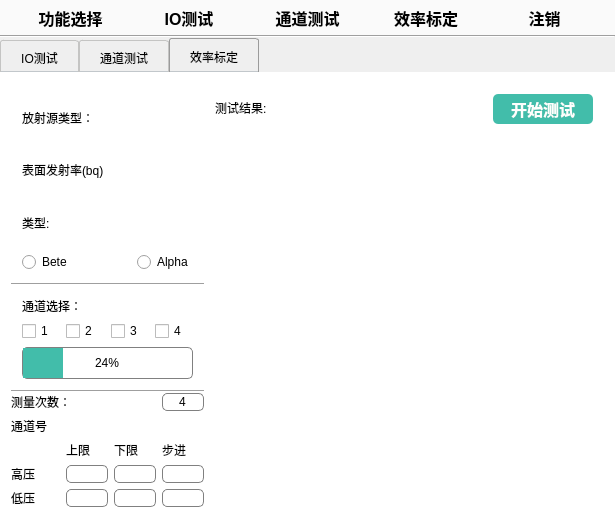
First picture: the form in Demo/desystemtestwidget.ui, repository 13438120136/XDemo, before the edit.
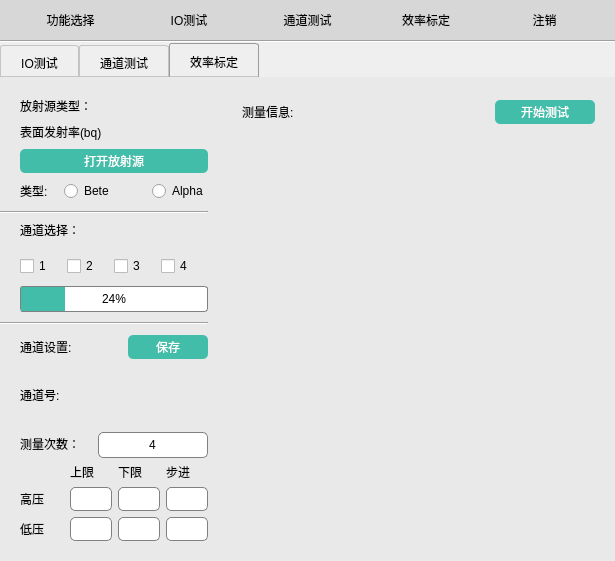
Second picture: the form after the edit. The open tabs and pages were chosen to show the change. Icons and pictures are not drawn. Custom widgets are drawn as their Qt base class.

Commit message: 对测试界面调整

What changed in the file:
```diff
--- a/Demo/desystemtestwidget.ui
+++ b/Demo/desystemtestwidget.ui
@@ -7,7 +7,7 @@
     <x>0</x>
     <y>0</y>
     <width>615</width>
-    <height>518</height>
+    <height>544</height>
    </rect>
   </property>
   <property name="windowTitle">
@@ -16,60 +16,55 @@
   <property name="styleSheet">
    <string notr="true">QTabWidget::pane
 {   
-	background-color: rgb(255, 255, 255);
+	background-color: #E9E9E9;
     border: 0px;
 }
 
+QGroupBox
+{
+   border:none;
+}
+
 QLabel
 {
-   font:14px &quot;微软雅黑&quot;;
-   color: #000000;
+font:  12px &quot;微软雅黑&quot;;
+}
+
+QPushButton[flat=&quot;true&quot;]
+{
+     font: 14px &quot;微软雅黑&quot;;
+     border: none;
+	 background-color:rgba(85, 255, 0, 0);
+     text-align:right; 
+}
+
+QPushButton 
+{    
+	font: 14px &quot;微软雅黑&quot;;
+	background-color: rgb(244, 244, 244, 0);
+    border: none;
+    border-radius:5px;
 }
 
 QLineEdit
 {
 border:1px solid gray;
 border-radius:5px;
-font: 16pt &quot;黑体&quot;;
+font:  12px &quot;微软雅黑&quot;;
+min-height:22px;
+max-height:22px;
 }
 
 QCheckBox
 {
-font: 14pt &quot;黑体&quot;;
+font:  12px &quot;微软雅黑&quot;;
 }
 
 QRadioButton
 {
-font: 14pt &quot;黑体&quot;;
+font: 14px &quot;微软雅黑&quot;;
 }
 
-QGroupBox 
-{
-     border: 1px solid gray;
-}
-
-QGroupBox::title 
-{
-     subcontrol-origin: margin;
-     subcontrol-position: top center; /* position at the top center */
-     background-color: qlineargradient(x1: 0, y1: 0, x2: 0, y2: 1,
-                                       stop: 0 #FFOECE, stop: 1 #FFFFFF);
- }
-
-QPushButton {
-    
-	font: 16pt &quot;黑体&quot;;
-	background-color: rgb(244, 244, 244);
-    border: 0px solid #8f8f91;
-    border-radius: 5px;
-    min-width: 100px;
-    min-height: 30px;
- }
-
- QPushButton:pressed {
-	background-color: rgb(255, 255, 255);
- }
-
  QTabWidget::tab-bar {
      alignment: center;
  }
@@ -106,9 +101,11 @@
 
 QProgressBar {
     border: 1px solid grey;
-    border-radius: 5px;
+    border-radius: 3px;
     text-align: center;
-    min-height:30px;
+    min-height:24px;
+    max-height:24px;
+    font: 14px &quot;微软雅黑&quot;;
 }
 
 QProgressBar::chunk {
@@ -125,29 +122,18 @@
    <item row="0" column="0">
     <widget class="QWidget" name="widget_2" native="true">
      <property name="styleSheet">
-      <string notr="true">QPushButton
-{   
-   background-color: rgb(255, 255, 255, 0);
-   border:0px solid red;
-   border-radius:0px;
-   font:bold 16px;
-   min-width: 100px;
-   min-height: 35px;
-}
-
-QPushButton:focus
+      <string notr="true">.QWidget
 {
-   border-left-width:0px;
-   border-right-width:0px;
-   border-top-width:0px;
-   border-bottom-width:2px;   
-   border-bottom-color:  rgb(66, 189, 170);
-   color:  rgb(66, 189, 170);
+   min-height:40px;
+   max-height:40px;
+   background-color: #D7D7D7;
 }
 
-.QWidget
+QPushButton
 {
-background-color: rgb(250, 250, 250);
+   padding:5px;
+   min-width:100px;
+   text-align:center;
 }</string>
      </property>
      <layout class="QGridLayout" name="gridLayout_18">
@@ -214,6 +200,9 @@
       <number>0</number>
      </property>
      <widget class="QWidget" name="tab">
+      <property name="styleSheet">
+       <string notr="true"/>
+      </property>
       <attribute name="title">
        <string>IO测试</string>
       </attribute>
@@ -638,23 +627,32 @@
      </widget>
      <widget class="QWidget" name="tab_2">
       <property name="styleSheet">
-       <string notr="true">QGroupBox
-{
-   border:none;
-}</string>
+       <string notr="true"/>
       </property>
       <attribute name="title">
        <string>通道测试</string>
       </attribute>
-      <layout class="QGridLayout" name="gridLayout_21">
-       <property name="margin">
+      <layout class="QGridLayout" name="gridLayout_21" columnstretch="1,2">
+       <property name="topMargin">
         <number>0</number>
        </property>
-       <property name="spacing">
+       <property name="rightMargin">
+        <number>20</number>
+       </property>
+       <property name="bottomMargin">
+        <number>20</number>
+       </property>
+       <property name="horizontalSpacing">
+        <number>24</number>
+       </property>
+       <property name="verticalSpacing">
         <number>0</number>
        </property>
        <item row="0" column="0">
-        <layout class="QGridLayout" name="gridLayout_12">
+        <layout class="QGridLayout" name="gridLayout_12" rowstretch="1,1,1,1,2">
+         <property name="leftMargin">
+          <number>20</number>
+         </property>
          <item row="0" column="0">
           <widget class="QGroupBox" name="groupBox_3">
            <property name="maximumSize">
@@ -667,6 +665,24 @@
             <string/>
            </property>
            <layout class="QGridLayout" name="gridLayout_10">
+            <property name="leftMargin">
+             <number>0</number>
+            </property>
+            <property name="topMargin">
+             <number>20</number>
+            </property>
+            <property name="rightMargin">
+             <number>0</number>
+            </property>
+            <property name="bottomMargin">
+             <number>20</number>
+            </property>
+            <property name="horizontalSpacing">
+             <number>0</number>
+            </property>
+            <property name="verticalSpacing">
+             <number>20</number>
+            </property>
             <item row="0" column="0" colspan="2">
              <widget class="QRadioButton" name="physicalTest">
               <property name="text">
@@ -700,17 +716,52 @@
             <string/>
            </property>
            <layout class="QGridLayout" name="gridLayout_22">
+            <property name="leftMargin">
+             <number>0</number>
+            </property>
+            <property name="topMargin">
+             <number>0</number>
+            </property>
+            <property name="rightMargin">
+             <number>0</number>
+            </property>
+            <property name="bottomMargin">
+             <number>10</number>
+            </property>
+            <property name="horizontalSpacing">
+             <number>0</number>
+            </property>
+            <property name="verticalSpacing">
+             <number>12</number>
+            </property>
             <item row="0" column="0">
-             <widget class="QCheckBox" name="checkBox_3">
+             <widget class="QLabel" name="label_29">
               <property name="text">
-               <string>α</string>
+               <string>通道选择:</string>
               </property>
              </widget>
             </item>
             <item row="1" column="0">
-             <widget class="QCheckBox" name="checkBox_4">
-              <property name="text">
-               <string>α+β</string>
+             <widget class="DeValueSelectWidget" name="widget_3" native="true">
+              <property name="styleSheet">
+               <string notr="true">QPushButton 
+{    
+    background-color: #42BDAA;
+}
+
+QLabel
+{
+   
+	background-color: rgb(255, 255, 255);
+}
+
+QWidget
+{
+   min-width:180px;
+   max-width:180px;
+   min-height:24px;
+   max-hegith:24px;
+}</string>
               </property>
              </widget>
             </item>
@@ -730,6 +781,24 @@
             <string/>
            </property>
            <layout class="QGridLayout" name="gridLayout_9">
+            <property name="leftMargin">
+             <number>0</number>
+            </property>
+            <property name="topMargin">
+             <number>0</number>
+            </property>
+            <property name="rightMargin">
+             <number>0</number>
+            </property>
+            <property name="bottomMargin">
+             <number>20</number>
+            </property>
+            <property name="horizontalSpacing">
+             <number>0</number>
+            </property>
+            <property name="verticalSpacing">
+             <number>10</number>
+            </property>
             <item row="5" column="0">
              <widget class="QLabel" name="label_13">
               <property name="text">
@@ -749,6 +818,12 @@
               <property name="text">
                <string/>
               </property>
+              <property name="alignment">
+               <set>Qt::AlignCenter</set>
+              </property>
+              <property name="readOnly">
+               <bool>true</bool>
+              </property>
              </widget>
             </item>
             <item row="4" column="0">
@@ -756,16 +831,35 @@
               <property name="text">
                <string/>
               </property>
+              <property name="alignment">
+               <set>Qt::AlignCenter</set>
+              </property>
+              <property name="readOnly">
+               <bool>true</bool>
+              </property>
              </widget>
             </item>
             <item row="2" column="0">
-             <widget class="QLineEdit" name="lineEdit"/>
+             <widget class="QLineEdit" name="lineEdit">
+              <property name="alignment">
+               <set>Qt::AlignCenter</set>
+              </property>
+              <property name="readOnly">
+               <bool>true</bool>
+              </property>
+             </widget>
             </item>
             <item row="8" column="0">
              <widget class="QLineEdit" name="lineEdit_4">
               <property name="text">
                <string/>
               </property>
+              <property name="alignment">
+               <set>Qt::AlignCenter</set>
+              </property>
+              <property name="readOnly">
+               <bool>true</bool>
+              </property>
              </widget>
             </item>
             <item row="7" column="0">
@@ -795,23 +889,34 @@
        </item>
        <item row="0" column="1">
         <layout class="QGridLayout" name="gridLayout_20">
+         <property name="spacing">
+          <number>0</number>
+         </property>
          <item row="0" column="0">
           <widget class="QWidget" name="widget" native="true">
            <property name="styleSheet">
-            <string notr="true">QPushButton
+            <string notr="true">.QWidget
 {
-    font:bold 16px;
-    color: rgb(254, 255, 253);
-    background-color: rgb(66, 189, 170);
-}
-
-.QWidget
-{
-max-height:50px;
-background-color: rgb(255, 255, 255);
+max-height:60px;
+background-color: #E9E9E9;
 }</string>
            </property>
            <layout class="QGridLayout" name="gridLayout_19">
+            <property name="leftMargin">
+             <number>10</number>
+            </property>
+            <property name="topMargin">
+             <number>20</number>
+            </property>
+            <property name="rightMargin">
+             <number>0</number>
+            </property>
+            <property name="bottomMargin">
+             <number>9</number>
+            </property>
+            <property name="spacing">
+             <number>0</number>
+            </property>
             <item row="0" column="0">
              <widget class="QLabel" name="label_16">
               <property name="text">
@@ -834,6 +939,18 @@
             </item>
             <item row="0" column="2">
              <widget class="QPushButton" name="pushButton_2">
+              <property name="styleSheet">
+               <string notr="true">QPushButton
+{
+    font:14px &quot;微软雅黑&quot;;
+    color: #FFFFFF;
+    background-color: #42BDAA;
+    min-width:100px;
+    max-width:100px;
+    min-height:24px;
+    max-height:24px;
+}</string>
+              </property>
               <property name="text">
                <string>开始测试</string>
               </property>
@@ -851,6 +968,12 @@
             <string/>
            </property>
            <layout class="QGridLayout" name="gridLayout_11">
+            <property name="margin">
+             <number>0</number>
+            </property>
+            <property name="spacing">
+             <number>0</number>
+            </property>
             <item row="1" column="0">
              <widget class="DeTableView" name="widget_4" native="true"/>
             </item>
@@ -863,25 +986,34 @@
      </widget>
      <widget class="QWidget" name="tab_3">
       <property name="styleSheet">
-       <string notr="true">QGroupBox
-{
-   border:none;
-}</string>
+       <string notr="true"/>
       </property>
       <attribute name="title">
        <string>效率标定</string>
       </attribute>
       <layout class="QGridLayout" name="gridLayout_27">
+       <property name="margin">
+        <number>0</number>
+       </property>
        <property name="spacing">
         <number>0</number>
        </property>
        <item row="0" column="0">
-        <layout class="QGridLayout" name="gridLayout_26" columnstretch="0,0">
+        <layout class="QGridLayout" name="gridLayout_26" columnstretch="1,3">
+         <property name="rightMargin">
+          <number>20</number>
+         </property>
+         <property name="bottomMargin">
+          <number>20</number>
+         </property>
          <property name="spacing">
           <number>0</number>
          </property>
          <item row="0" column="0">
-          <layout class="QGridLayout" name="gridLayout_17" rowstretch="1,0,0,0,0">
+          <layout class="QGridLayout" name="gridLayout_17" rowstretch="1,1,1,1,2">
+           <property name="rightMargin">
+            <number>24</number>
+           </property>
            <property name="spacing">
             <number>0</number>
            </property>
@@ -891,6 +1023,24 @@
               <string/>
              </property>
              <layout class="QGridLayout" name="gridLayout_14">
+              <property name="leftMargin">
+               <number>20</number>
+              </property>
+              <property name="topMargin">
+               <number>0</number>
+              </property>
+              <property name="rightMargin">
+               <number>0</number>
+              </property>
+              <property name="bottomMargin">
+               <number>10</number>
+              </property>
+              <property name="horizontalSpacing">
+               <number>0</number>
+              </property>
+              <property name="verticalSpacing">
+               <number>10</number>
+              </property>
               <item row="0" column="0" colspan="2">
                <widget class="QLabel" name="label_21">
                 <property name="text">
@@ -954,14 +1104,131 @@
              <property name="title">
               <string/>
              </property>
-             <layout class="QGridLayout" name="gridLayout_15" columnstretch="0,0">
-              <property name="margin">
+             <layout class="QGridLayout" name="gridLayout_34">
+              <property name="leftMargin">
+               <number>20</number>
+              </property>
+              <property name="topMargin">
+               <number>10</number>
+              </property>
+              <property name="rightMargin">
                <number>0</number>
               </property>
-              <property name="spacing">
+              <property name="bottomMargin">
+               <number>0</number>
+              </property>
+              <property name="horizontalSpacing">
+               <number>0</number>
+              </property>
+              <property name="verticalSpacing">
                <number>6</number>
               </property>
-              <item row="2" column="0" colspan="2">
+              <item row="0" column="0">
+               <layout class="QGridLayout" name="gridLayout_33">
+                <property name="horizontalSpacing">
+                 <number>34</number>
+                </property>
+                <property name="verticalSpacing">
+                 <number>0</number>
+                </property>
+                <item row="0" column="0">
+                 <widget class="QLabel" name="label_30">
+                  <property name="text">
+                   <string>通道设置:</string>
+                  </property>
+                 </widget>
+                </item>
+                <item row="0" column="1">
+                 <widget class="QPushButton" name="pushButton_4">
+                  <property name="styleSheet">
+                   <string notr="true">QPushButton
+{
+    font:14px &quot;微软雅黑&quot;;
+    color: #FFFFFF;
+    background-color: #42BDAA;
+    min-width:80px;
+    max-width:80px;
+    min-height:24px;
+    max-height:24px;
+}</string>
+                  </property>
+                  <property name="text">
+                   <string>保存</string>
+                  </property>
+                 </widget>
+                </item>
+               </layout>
+              </item>
+              <item row="1" column="0">
+               <layout class="QGridLayout" name="gridLayout_15">
+                <property name="horizontalSpacing">
+                 <number>30</number>
+                </property>
+                <property name="verticalSpacing">
+                 <number>0</number>
+                </property>
+                <item row="0" column="0">
+                 <widget class="QLabel" name="label_22">
+                  <property name="text">
+                   <string>通道号:</string>
+                  </property>
+                 </widget>
+                </item>
+                <item row="0" column="1">
+                 <widget class="DeValueSelectWidget" name="widget_7" native="true">
+                  <property name="styleSheet">
+                   <string notr="true">QWidget
+{
+   min-width:108px;
+   max-width:108px;
+   min-height:24px;
+   max-hegith:24px;
+}</string>
+                  </property>
+                 </widget>
+                </item>
+               </layout>
+              </item>
+              <item row="2" column="0">
+               <layout class="QGridLayout" name="gridLayout_32">
+                <property name="horizontalSpacing">
+                 <number>18</number>
+                </property>
+                <property name="verticalSpacing">
+                 <number>0</number>
+                </property>
+                <item row="0" column="0">
+                 <widget class="QLabel" name="label_18">
+                  <property name="text">
+                   <string>测量次数：</string>
+                  </property>
+                 </widget>
+                </item>
+                <item row="0" column="1">
+                 <widget class="QLineEdit" name="lineEdit_5">
+                  <property name="styleSheet">
+                   <string notr="true">QLineEdit
+{
+   min-width:108px;
+   max-width:108px;
+   min-height:24px;
+   max-hegith:24px;
+}</string>
+                  </property>
+                  <property name="text">
+                   <string>4</string>
+                  </property>
+                  <property name="alignment">
+                   <set>Qt::AlignCenter</set>
+                  </property>
+                  <property name="readOnly">
+                   <bool>true</bool>
+                  </property>
+                 </widget>
+                </item>
+               </layout>
+              </item>
+              <item row="3" column="0">
                <widget class="QWidget" name="widget_8" native="true">
                 <property name="minimumSize">
                  <size>
@@ -1002,13 +1269,34 @@
                   </widget>
                  </item>
                  <item row="1" column="1">
-                  <widget class="QLineEdit" name="lineEdit_6"/>
+                  <widget class="QLineEdit" name="lineEdit_6">
+                   <property name="alignment">
+                    <set>Qt::AlignCenter</set>
+                   </property>
+                   <property name="readOnly">
+                    <bool>true</bool>
+                   </property>
+                  </widget>
                  </item>
                  <item row="1" column="2">
-                  <widget class="QLineEdit" name="lineEdit_7"/>
+                  <widget class="QLineEdit" name="lineEdit_7">
+                   <property name="alignment">
+                    <set>Qt::AlignCenter</set>
+                   </property>
+                   <property name="readOnly">
+                    <bool>true</bool>
+                   </property>
+                  </widget>
                  </item>
                  <item row="1" column="3">
-                  <widget class="QLineEdit" name="lineEdit_8"/>
+                  <widget class="QLineEdit" name="lineEdit_8">
+                   <property name="alignment">
+                    <set>Qt::AlignCenter</set>
+                   </property>
+                   <property name="readOnly">
+                    <bool>true</bool>
+                   </property>
+                  </widget>
                  </item>
                  <item row="2" column="0">
                   <widget class="QLabel" name="label_27">
@@ -1018,47 +1306,38 @@
                   </widget>
                  </item>
                  <item row="2" column="1">
-                  <widget class="QLineEdit" name="lineEdit_9"/>
+                  <widget class="QLineEdit" name="lineEdit_9">
+                   <property name="alignment">
+                    <set>Qt::AlignCenter</set>
+                   </property>
+                   <property name="readOnly">
+                    <bool>true</bool>
+                   </property>
+                  </widget>
                  </item>
                  <item row="2" column="2">
-                  <widget class="QLineEdit" name="lineEdit_10"/>
+                  <widget class="QLineEdit" name="lineEdit_10">
+                   <property name="alignment">
+                    <set>Qt::AlignCenter</set>
+                   </property>
+                   <property name="readOnly">
+                    <bool>true</bool>
+                   </property>
+                  </widget>
                  </item>
                  <item row="2" column="3">
-                  <widget class="QLineEdit" name="lineEdit_11"/>
+                  <widget class="QLineEdit" name="lineEdit_11">
+                   <property name="alignment">
+                    <set>Qt::AlignCenter</set>
+                   </property>
+                   <property name="readOnly">
+                    <bool>true</bool>
+                   </property>
+                  </widget>
                  </item>
                 </layout>
                </widget>
               </item>
-              <item row="1" column="1">
-               <widget class="DeValueSelectWidget" name="widget_7" native="true"/>
-              </item>
-              <item row="0" column="0">
-               <widget class="QLabel" name="label_18">
-                <property name="text">
-                 <string>测量次数：</string>
-                </property>
-               </widget>
-              </item>
-              <item row="1" column="0">
-               <widget class="QLabel" name="label_22">
-                <property name="text">
-                 <string>通道号</string>
-                </property>
-               </widget>
-              </item>
-              <item row="0" column="1">
-               <widget class="QLineEdit" name="lineEdit_5">
-                <property name="text">
-                 <string>4</string>
-                </property>
-                <property name="alignment">
-                 <set>Qt::AlignCenter</set>
-                </property>
-                <property name="readOnly">
-                 <bool>true</bool>
-                </property>
-               </widget>
-              </item>
              </layout>
             </widget>
            </item>
@@ -1068,41 +1347,76 @@
               <string/>
              </property>
              <layout class="QGridLayout" name="gridLayout_13">
-              <item row="1" column="0" colspan="3">
-               <widget class="QLabel" name="label_20">
-                <property name="text">
-                 <string>表面发射率(bq)</string>
-                </property>
-               </widget>
-              </item>
-              <item row="0" column="0" colspan="2">
-               <widget class="QLabel" name="label_19">
-                <property name="text">
-                 <string>放射源类型：</string>
-                </property>
-               </widget>
-              </item>
-              <item row="3" column="2">
-               <widget class="QRadioButton" name="radioButton_3">
-                <property name="text">
-                 <string>Alpha</string>
-                </property>
-               </widget>
-              </item>
-              <item row="2" column="0" colspan="2">
+              <property name="leftMargin">
+               <number>20</number>
+              </property>
+              <property name="topMargin">
+               <number>20</number>
+              </property>
+              <property name="rightMargin">
+               <number>0</number>
+              </property>
+              <property name="bottomMargin">
+               <number>10</number>
+              </property>
+              <property name="horizontalSpacing">
+               <number>0</number>
+              </property>
+              <property name="verticalSpacing">
+               <number>8</number>
+              </property>
+              <item row="4" column="0">
                <widget class="QLabel" name="label_28">
                 <property name="text">
                  <string>类型:</string>
                 </property>
                </widget>
               </item>
-              <item row="3" column="0" colspan="2">
+              <item row="4" column="3">
+               <widget class="QRadioButton" name="radioButton_3">
+                <property name="text">
+                 <string>Alpha</string>
+                </property>
+               </widget>
+              </item>
+              <item row="4" column="1" colspan="2">
                <widget class="QRadioButton" name="radioButton_4">
                 <property name="text">
                  <string>Bete</string>
                 </property>
                </widget>
               </item>
+              <item row="3" column="0" colspan="4">
+               <widget class="QPushButton" name="pushButton">
+                <property name="styleSheet">
+                 <string notr="true">QPushButton
+{
+    font:14px &quot;微软雅黑&quot;;
+    color: #FFFFFF;
+    background-color: #42BDAA;
+    min-height:24px;
+    max-hegiht:24px;
+}</string>
+                </property>
+                <property name="text">
+                 <string>打开放射源</string>
+                </property>
+               </widget>
+              </item>
+              <item row="1" column="0" colspan="4">
+               <widget class="QLabel" name="label_20">
+                <property name="text">
+                 <string>表面发射率(bq)</string>
+                </property>
+               </widget>
+              </item>
+              <item row="0" column="0" colspan="4">
+               <widget class="QLabel" name="label_19">
+                <property name="text">
+                 <string>放射源类型：</string>
+                </property>
+               </widget>
+              </item>
              </layout>
             </widget>
            </item>
@@ -1120,24 +1434,32 @@
            <item row="0" column="0">
             <widget class="QWidget" name="widget_6" native="true">
              <property name="styleSheet">
-              <string notr="true">QPushButton
+              <string notr="true">.QWidget
 {
-    font:bold 16px;
-    color: rgb(254, 255, 253);
-    background-color: rgb(66, 189, 170);
-}
-
-.QWidget
-{
-max-height:50px;
-background-color: rgb(255, 255, 255);
+max-height:60px;
+background-color: #E9E9E9;
 }</string>
              </property>
              <layout class="QGridLayout" name="gridLayout_23">
+              <property name="leftMargin">
+               <number>10</number>
+              </property>
+              <property name="topMargin">
+               <number>20</number>
+              </property>
+              <property name="rightMargin">
+               <number>0</number>
+              </property>
+              <property name="bottomMargin">
+               <number>9</number>
+              </property>
+              <property name="spacing">
+               <number>0</number>
+              </property>
               <item row="0" column="0">
                <widget class="QLabel" name="label_17">
                 <property name="text">
-                 <string>测试结果:</string>
+                 <string>测量信息:</string>
                 </property>
                </widget>
               </item>
@@ -1156,6 +1478,18 @@
               </item>
               <item row="0" column="2">
                <widget class="QPushButton" name="pushButton_3">
+                <property name="styleSheet">
+                 <string notr="true">QPushButton
+{
+    font:14px &quot;微软雅黑&quot;;
+    color: #FFFFFF;
+    background-color: #42BDAA;
+    min-width:100px;
+    max-width:100px;
+    min-height:24px;
+    max-height:24px;
+}</string>
+                </property>
                 <property name="text">
                  <string>开始测试</string>
                 </property>
@@ -1166,16 +1500,25 @@
            </item>
            <item row="1" column="0">
             <widget class="QGroupBox" name="groupBox_8">
+             <property name="minimumSize">
+              <size>
+               <width>0</width>
+               <height>0</height>
+              </size>
+             </property>
              <property name="styleSheet">
-              <string notr="true">QGroupBox#groupBox_8
-{
-min-width:400px;
-}</string>
+              <string notr="true"/>
              </property>
              <property name="title">
               <string/>
              </property>
              <layout class="QGridLayout" name="gridLayout_16">
+              <property name="margin">
+               <number>0</number>
+              </property>
+              <property name="spacing">
+               <number>0</number>
+              </property>
               <item row="0" column="0">
                <widget class="DeTableView" name="widget_5" native="true"/>
               </item>
```
The commit also changes 1 other file.
